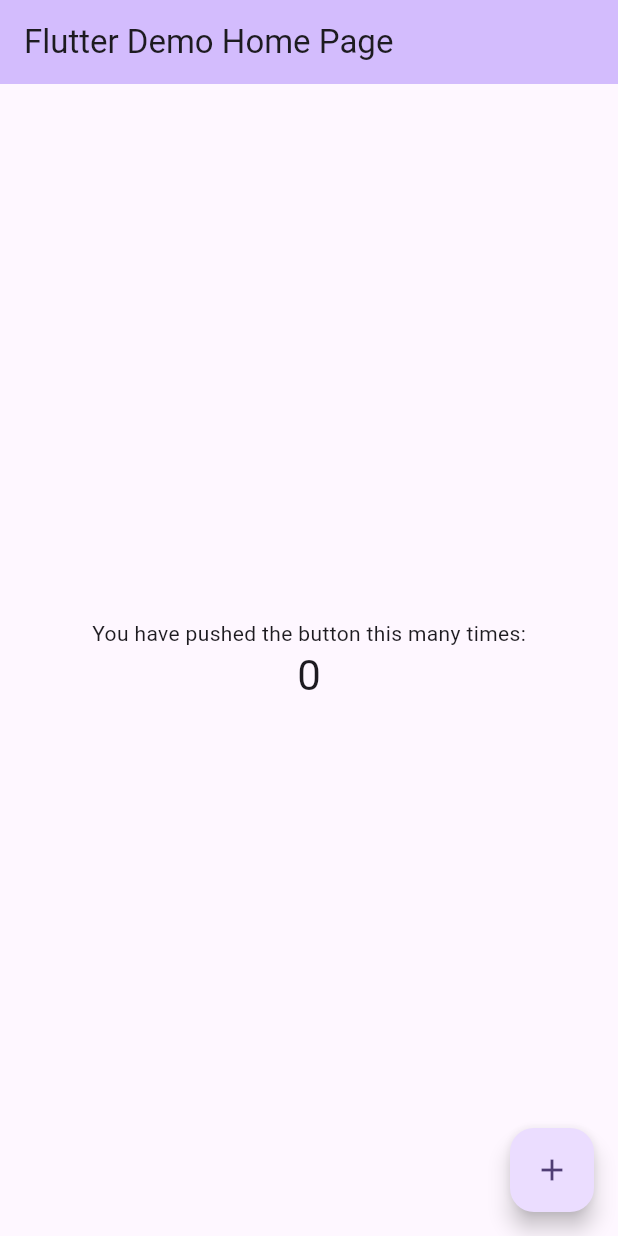
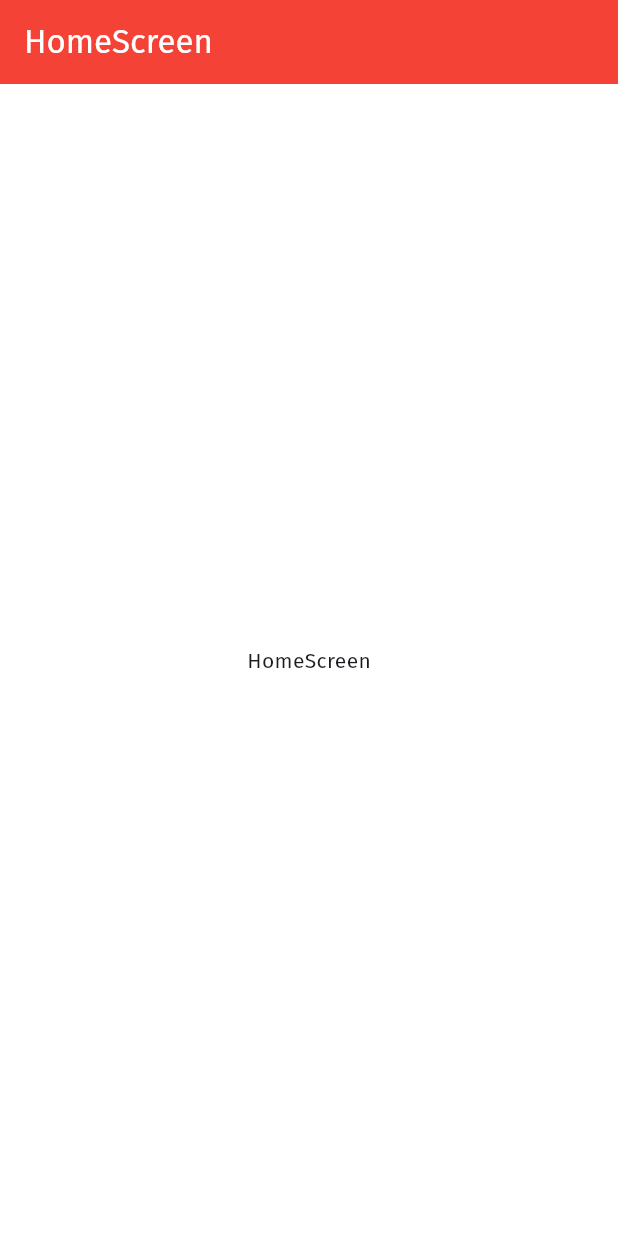
Before and after one commit to SoftEngAliijaz/blood_token_app, a Flutter app: the screen it shows after launch, on a phone screen of 412 x 824 dp. Run offline on Flutter 3.47's test engine with Material 3 defaults, Android fonts, the phone set to English and light mode, and no system bars; our stand-ins replace fluttertoast, google_fonts.

Commit message:
Roughly Sketched

```diff
--- /dev/null
+++ b/lib/constants/db_collections.dart
@@ -0,0 +1,4 @@
+class DatabaseCollection {
+  static const String usersCollections = 'users';
+  static const String bloodRequestCollections = 'bloodRequests';
+}
--- a/lib/main.dart
+++ b/lib/main.dart
@@ -1,125 +1,26 @@
+import 'package:blood_token_app/screens/main_screens/home_screen.dart';
 import 'package:flutter/material.dart';
+import 'package:google_fonts/google_fonts.dart';
 
 void main() {
   runApp(const MyApp());
 }
 
 class MyApp extends StatelessWidget {
-  const MyApp({super.key});
+  const MyApp({Key? key}) : super(key: key);
 
-  // This widget is the root of your application.
   @override
   Widget build(BuildContext context) {
     return MaterialApp(
-      title: 'Flutter Demo',
+      title: 'Blood Token',
+      debugShowCheckedModeBanner: false,
       theme: ThemeData(
-        // This is the theme of your application.
-        //
-        // TRY THIS: Try running your application with "flutter run". You'll see
-        // the application has a purple toolbar. Then, without quitting the app,
-        // try changing the seedColor in the colorScheme below to Colors.green
-        // and then invoke "hot reload" (save your changes or press the "hot
-        // reload" button in a Flutter-supported IDE, or press "r" if you used
-        // the command line to start the app).
-        //
-        // Notice that the counter didn't reset back to zero; the application
-        // state is not lost during the reload. To reset the state, use hot
-        // restart instead.
-        //
-        // This works for code too, not just values: Most code changes can be
-        // tested with just a hot reload.
-        colorScheme: ColorScheme.fromSeed(seedColor: Colors.deepPurple),
-        useMaterial3: true,
-      ),
-      home: const MyHomePage(title: 'Flutter Demo Home Page'),
+          primarySwatch: Colors.blue,
+          textTheme: GoogleFonts.firaSansTextTheme(Theme.of(context).textTheme),
+          appBarTheme: const AppBarTheme(
+              backgroundColor: Colors.red, foregroundColor: Colors.white),
+          scaffoldBackgroundColor: Colors.white),
+      home: const HomeScreen(),
     );
   }
 }
-
-class MyHomePage extends StatefulWidget {
-  const MyHomePage({super.key, required this.title});
-
-  // This widget is the home page of your application. It is stateful, meaning
-  // that it has a State object (defined below) that contains fields that affect
-  // how it looks.
-
-  // This class is the configuration for the state. It holds the values (in this
-  // case the title) provided by the parent (in this case the App widget) and
-  // used by the build method of the State. Fields in a Widget subclass are
-  // always marked "final".
-
-  final String title;
-
-  @override
-  State<MyHomePage> createState() => _MyHomePageState();
-}
-
-class _MyHomePageState extends State<MyHomePage> {
-  int _counter = 0;
-
-  void _incrementCounter() {
-    setState(() {
-      // This call to setState tells the Flutter framework that something has
-      // changed in this State, which causes it to rerun the build method below
-      // so that the display can reflect the updated values. If we changed
-      // _counter without calling setState(), then the build method would not be
-      // called again, and so nothing would appear to happen.
-      _counter++;
-    });
-  }
-
-  @override
-  Widget build(BuildContext context) {
-    // This method is rerun every time setState is called, for instance as done
-    // by the _incrementCounter method above.
-    //
-    // The Flutter framework has been optimized to make rerunning build methods
-    // fast, so that you can just rebuild anything that needs updating rather
-    // than having to individually change instances of widgets.
-    return Scaffold(
-      appBar: AppBar(
-        // TRY THIS: Try changing the color here to a specific color (to
-        // Colors.amber, perhaps?) and trigger a hot reload to see the AppBar
-        // change color while the other colors stay the same.
-        backgroundColor: Theme.of(context).colorScheme.inversePrimary,
-        // Here we take the value from the MyHomePage object that was created by
-        // the App.build method, and use it to set our appbar title.
-        title: Text(widget.title),
-      ),
-      body: Center(
-        // Center is a layout widget. It takes a single child and positions it
-        // in the middle of the parent.
-        child: Column(
-          // Column is also a layout widget. It takes a list of children and
-          // arranges them vertically. By default, it sizes itself to fit its
-          // children horizontally, and tries to be as tall as its parent.
-          //
-          // Column has various properties to control how it sizes itself and
-          // how it positions its children. Here we use mainAxisAlignment to
-          // center the children vertically; the main axis here is the vertical
-          // axis because Columns are vertical (the cross axis would be
-          // horizontal).
-          //
-          // TRY THIS: Invoke "debug painting" (choose the "Toggle Debug Paint"
-          // action in the IDE, or press "p" in the console), to see the
-          // wireframe for each widget.
-          mainAxisAlignment: MainAxisAlignment.center,
-          children: <Widget>[
-            const Text(
-              'You have pushed the button this many times:',
-            ),
-            Text(
-              '$_counter',
-              style: Theme.of(context).textTheme.headlineMedium,
-            ),
-          ],
-        ),
-      ),
-      floatingActionButton: FloatingActionButton(
-        onPressed: _incrementCounter,
-        tooltip: 'Increment',
-        child: const Icon(Icons.add),
-      ), // This trailing comma makes auto-formatting nicer for build methods.
-    );
-  }
-}
--- /dev/null
+++ b/lib/models/blood_request_model.dart
@@ -0,0 +1 @@
+class BloodRequestModel {}
--- /dev/null
+++ b/lib/models/user_model.dart
@@ -0,0 +1 @@
+class UserModel {}
--- /dev/null
+++ b/lib/screens/main_screens/home_screen.dart
@@ -0,0 +1,16 @@
+import 'package:flutter/material.dart';
+
+class HomeScreen extends StatelessWidget {
+  const HomeScreen({Key? key}) : super(key: key);
+  @override
+  Widget build(BuildContext context) {
+    return Scaffold(
+      appBar: AppBar(
+        title: Text('HomeScreen'),
+      ),
+      body: Center(
+        child: Text('HomeScreen'),
+      ),
+    );
+  }
+}
--- a/pubspec.yaml
+++ b/pubspec.yaml
@@ -35,6 +35,8 @@ dependencies:
   # The following adds the Cupertino Icons font to your application.
   # Use with the CupertinoIcons class for iOS style icons.
   cupertino_icons: ^1.0.2
+  fluttertoast: ^8.2.4
+  google_fonts: ^6.1.0
 
 dev_dependencies:
   flutter_test:
```
Also changed, not shown: lib/constants/constants.dart (added, +8 -0 lines), lib/screens/credientals/forget_pass_screen.dart (added, +101 -0 lines), lib/screens/credientals/login_screen.dart (added, +16 -0 lines), lib/screens/credientals/signup_screen.dart (added, +16 -0 lines), lib/widgets/custom_text_field.dart (added, +45 -0 lines), pubspec.lock, 3 other files.
